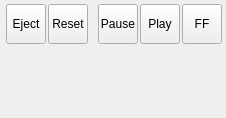
This is src/view/SimulationControls.ui in the-butterfly-effect/tbe as Qt 5 draws it before an edit. The edited form follows.
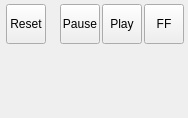
This is the edited form. Icons and pictures are not drawn.

Commit message: move the Eject button to the MainWindow, reverting part of commit d60bdc9, related to issue #18

What changed in the file:
```diff
--- a/src/view/SimulationControls.ui
+++ b/src/view/SimulationControls.ui
@@ -6,7 +6,7 @@
    <rect>
     <x>0</x>
     <y>0</y>
-    <width>226</width>
+    <width>188</width>
     <height>118</height>
    </rect>
   </property>
@@ -75,7 +75,7 @@
        <number>6</number>
       </property>
       <property name="topMargin">
-       <number>3</number>
+       <number>2</number>
       </property>
       <property name="rightMargin">
        <number>4</number>
@@ -83,36 +83,6 @@
       <property name="bottomMargin">
        <number>4</number>
       </property>
-      <item>
-       <widget class="QToolButton" name="buttonEject">
-        <property name="minimumSize">
-         <size>
-          <width>40</width>
-          <height>40</height>
-         </size>
-        </property>
-        <property name="maximumSize">
-         <size>
-          <width>40</width>
-          <height>40</height>
-         </size>
-        </property>
-        <property name="styleSheet">
-         <string notr="true">QToolButton {
-     border-image: url(:/SimulationButtonNormal.png); 
-     background: url(:/transparant.png);
- }
-
-QToolButton:pressed {
-     border-image: url(:/SimulationButtonInverted.png); 
- }
-</string>
-        </property>
-        <property name="text">
-         <string>Eject</string>
-        </property>
-       </widget>
-      </item>
       <item>
        <widget class="QToolButton" name="buttonReset">
         <property name="minimumSize">
@@ -127,17 +97,6 @@
           <height>40</height>
          </size>
         </property>
-        <property name="styleSheet">
-         <string notr="true">QToolButton {
-     border-image: url(:/SimulationButtonNormal.png); 
-     background: url(:/transparant.png);
- }
-
-QToolButton:pressed {
-     border-image: url(:/SimulationButtonInverted.png); 
- }
-</string>
-        </property>
         <property name="text">
          <string>Reset</string>
         </property>
@@ -159,7 +118,7 @@
         </property>
         <property name="sizeHint" stdset="0">
          <size>
-          <width>6</width>
+          <width>2</width>
           <height>0</height>
          </size>
         </property>
```
Left out of the diff: 11 changed lines with no effect on the pictures. The commit also changes 5 other files.
